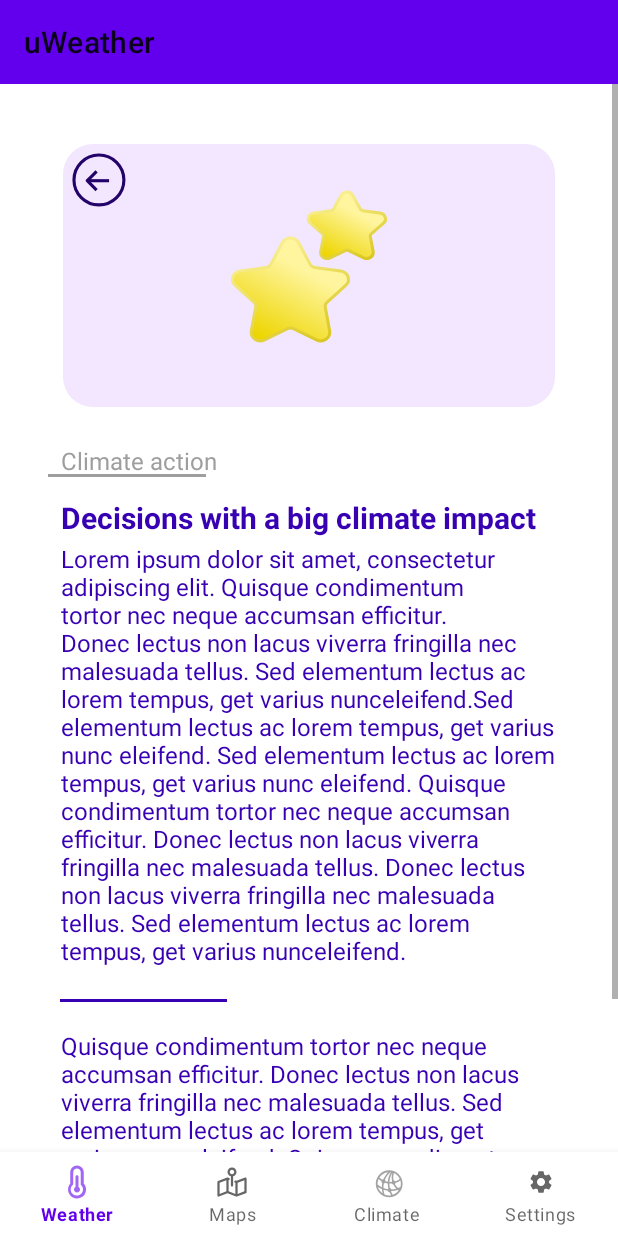
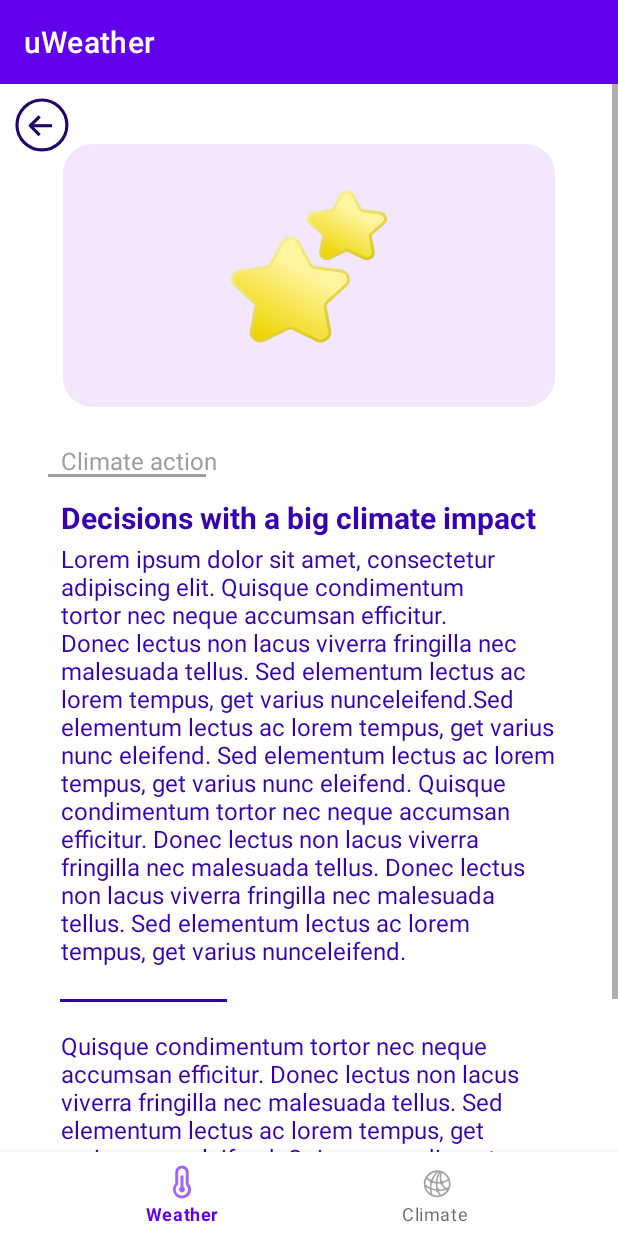
Before and after one commit to antonsvaren/DAT257-DIT257-MANDALORE, an Android app: the fragment ClimateActionFragment placed in its activity, on a phone screen of 412 x 824 dp. Run offline under Robolectric (Android 15) with nearby library versions, the phone set to English and light mode, and no system bars; our stand-ins replace navigation-ui; 2 statements that could not run were skipped.

Commit message:
Fixed the error and change some things about the layout

```diff
--- a/uWeather/app/src/main/java/dit257/mandalore/uweather/FirstFragment.kt
+++ b/uWeather/app/src/main/java/dit257/mandalore/uweather/FirstFragment.kt
@@ -39,6 +39,22 @@ class FirstFragment : Fragment() {
         }.joinToString("\n")
 
         binding.textviewFirst.text = weatherString
+
+        val p = Probability()
+        val allServices = WeatherService.services.toList()
+        val allCurrentTemps = doubleArrayOf(0.0, 0.0, 0.0)
+        for(i in allServices.indices){
+            allCurrentTemps[i] = allServices[i].getCurrentTemperature()!!
+        }
+
+        binding.textviewProb.text = WeatherService.services.map { service ->
+            val name = service.name
+            val temperature = service.getCurrentTemperature()
+            val prob = Math.round(p.calcMean(allCurrentTemps, temperature!!)*100)
+            "$name: $temperature Probability: $prob%"
+        }.joinToString("\n")
+
+        binding.textviewProb.text = (p.confidenceInterval(allCurrentTemps)).plus("\nwith an accuracy of 90%")
     }
 
     override fun onDestroyView() {
--- a/uWeather/app/src/main/res/layout/climate_action_info.xml
+++ b/uWeather/app/src/main/res/layout/climate_action_info.xml
@@ -4,13 +4,12 @@
     xmlns:tools="http://schemas.android.com/tools"
     android:layout_width="match_parent"
     android:layout_height="match_parent">
-<androidx.constraintlayout.widget.ConstraintLayout xmlns:android="http://schemas.android.com/apk/res/android"
-    xmlns:app="http://schemas.android.com/apk/res-auto"
-    xmlns:tools="http://schemas.android.com/tools"
+<androidx.constraintlayout.widget.ConstraintLayout
     android:layout_width="match_parent"
     android:layout_height="wrap_content"
     android:visibility="visible"
     app:layout_behavior="@string/appbar_scrolling_view_behavior">
+
     <FrameLayout
         android:id="@+id/frameLayout"
         android:layout_width="match_parent"
@@ -21,6 +20,12 @@
         app:layout_constraintStart_toStartOf="parent"
         app:layout_constraintTop_toTopOf="parent">
 
+        <ImageButton
+            android:id="@+id/buttonBack"
+            android:layout_width="55dp"
+            android:layout_height="54dp"
+            android:background="@color/white"
+            android:src="@drawable/back_arrow"/>
         <ImageView
             android:id="@+id/imageView"
             android:layout_width="wrap_content"
@@ -29,14 +34,7 @@
             android:layout_marginTop="40dp"
             android:src="@drawable/climate_action_info" />
 
-        <ImageButton
-            android:id="@+id/buttonBack"
-            android:layout_width="wrap_content"
-            android:layout_height="wrap_content"
-            android:layout_marginLeft="48dp"
-            android:layout_marginTop="46dp"
-            android:background="@color/purple_100"
-            android:src="@drawable/back_arrow" />
+
 
         <TextView
             android:layout_width="330dp"
@@ -88,6 +86,8 @@
             android:text="@string/climate_text_para2"
             android:textColor="@color/purple_700"
             android:textSize="16sp" />
+
     </FrameLayout>
+
 </androidx.constraintlayout.widget.ConstraintLayout>
 </ScrollView>
--- a/uWeather/app/src/main/res/layout/content_main.xml
+++ b/uWeather/app/src/main/res/layout/content_main.xml
@@ -22,8 +22,9 @@
         android:layout_width="match_parent"
         android:layout_height="?attr/actionBarSize"
         android:background="?attr/colorPrimary"
-        app:layout_constraintTop_toTopOf="@+id/frame_layout"
-        app:popupTheme="@style/Theme.UWeather.PopupOverlay" />
+        app:layout_constraintTop_toTopOf="parent"
+        app:popupTheme="@style/Theme.UWeather.PopupOverlay"
+        app:titleTextColor="@color/white" />
 
     <com.google.android.material.bottomnavigation.BottomNavigationView
         android:id="@+id/bottomNavigationView"
--- a/uWeather/app/src/main/res/menu/botton_nav_menu.xml
+++ b/uWeather/app/src/main/res/menu/botton_nav_menu.xml
@@ -6,20 +6,25 @@
         android:id="@+id/weather"
         android:icon="@drawable/weather_icon"
         />
+    <!--
     <item
         android:title="Maps"
         android:id="@+id/maps"
         android:icon="@drawable/maps_icon"
         />
+        -->
+
 
     <item
         android:title="Climate"
         android:id="@+id/climate"
         android:icon="@drawable/climate_icon"
         />
+    <!--
     <item
         android:title="Settings"
         android:id="@+id/settings"
         android:icon="@drawable/settings_icon"
         />
+        -->
 </menu>
```
Also changed, not shown: uWeather/app/src/main/res/layout/activity_main.xml (+0 -14 lines), uWeather/app/src/main/res/layout/climate_cause_info.xml (+7 -9 lines), uWeather/app/src/main/res/layout/climate_change_info.xml (+6 -8 lines), uWeather/app/src/main/res/layout/fragment_first.xml (+10 -0 lines).
